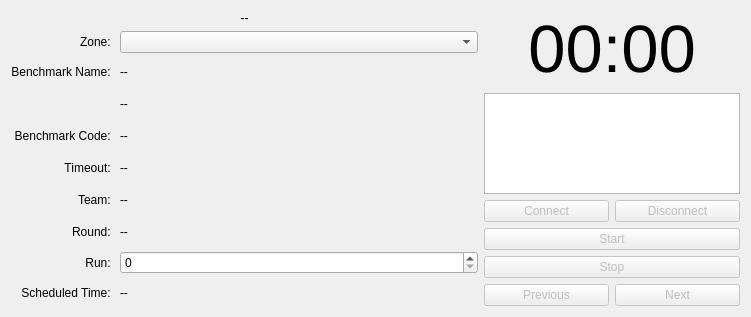
First picture: the form in rsbb_refbox/src/rqt_roah_rsbb/benchmark_control.ui, repository Enri2077/rsbb, before the edit.
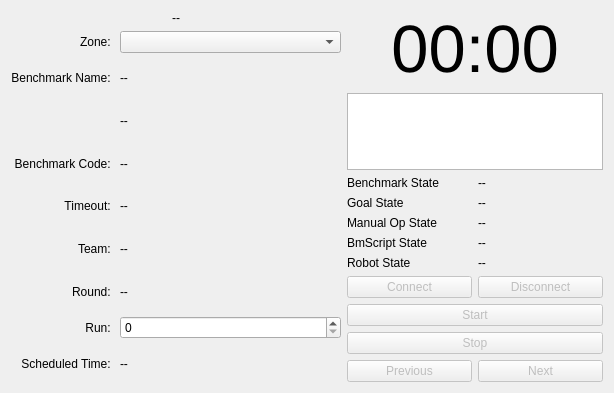
Second picture: the form after the edit.

Commit message: updated GUI: added states and current score panels; adjusted run selector

```diff
--- a/rsbb_refbox/src/rqt_roah_rsbb/benchmark_control.ui
+++ b/rsbb_refbox/src/rqt_roah_rsbb/benchmark_control.ui
@@ -6,8 +6,8 @@
    <rect>
     <x>0</x>
     <y>0</y>
-    <width>751</width>
-    <height>317</height>
+    <width>614</width>
+    <height>393</height>
    </rect>
   </property>
   <property name="windowTitle">
@@ -226,7 +226,7 @@
     </layout>
    </item>
    <item>
-    <layout class="QVBoxLayout" name="verticalLayout_2" stretch="0,1,0,0,0,0">
+    <layout class="QVBoxLayout" name="verticalLayout_2" stretch="0,1,0,0,0,0,0,0,0,0,0">
      <item>
       <widget class="QLabel" name="timer">
        <property name="font">
@@ -245,16 +245,112 @@
      <item>
       <widget class="QPlainTextEdit" name="state">
        <property name="sizePolicy">
-        <sizepolicy hsizetype="Preferred" vsizetype="Preferred">
+        <sizepolicy hsizetype="Preferred" vsizetype="Expanding">
          <horstretch>0</horstretch>
          <verstretch>0</verstretch>
         </sizepolicy>
        </property>
+       <property name="minimumSize">
+        <size>
+         <width>0</width>
+         <height>30</height>
+        </size>
+       </property>
        <property name="readOnly">
         <bool>true</bool>
        </property>
       </widget>
      </item>
+     <item>
+      <layout class="QHBoxLayout" name="horizontalLayout_4">
+       <item>
+        <widget class="QLabel" name="benchmark_state_label">
+         <property name="text">
+          <string>Benchmark State</string>
+         </property>
+        </widget>
+       </item>
+       <item>
+        <widget class="QLabel" name="benchmark_state">
+         <property name="text">
+          <string>--</string>
+         </property>
+        </widget>
+       </item>
+      </layout>
+     </item>
+     <item>
+      <layout class="QHBoxLayout" name="horizontalLayout_5">
+       <item>
+        <widget class="QLabel" name="goal_state_label">
+         <property name="text">
+          <string>Goal State</string>
+         </property>
+        </widget>
+       </item>
+       <item>
+        <widget class="QLabel" name="goal_state">
+         <property name="text">
+          <string>--</string>
+         </property>
+        </widget>
+       </item>
+      </layout>
+     </item>
+     <item>
+      <layout class="QHBoxLayout" name="horizontalLayout_7">
+       <item>
+        <widget class="QLabel" name="manual_operation_state_label">
+         <property name="text">
+          <string>Manual Op State</string>
+         </property>
+        </widget>
+       </item>
+       <item>
+        <widget class="QLabel" name="manual_operation_state">
+         <property name="text">
+          <string>--</string>
+         </property>
+        </widget>
+       </item>
+      </layout>
+     </item>
+     <item>
+      <layout class="QHBoxLayout" name="horizontalLayout_6">
+       <item>
+        <widget class="QLabel" name="bmscript_state_label">
+         <property name="text">
+          <string>BmScript State</string>
+         </property>
+        </widget>
+       </item>
+       <item>
+        <widget class="QLabel" name="bmscript_state">
+         <property name="text">
+          <string>--</string>
+         </property>
+        </widget>
+       </item>
+      </layout>
+     </item>
+     <item>
+      <layout class="QHBoxLayout" name="horizontalLayout_8">
+       <item>
+        <widget class="QLabel" name="robot_state_label">
+         <property name="text">
+          <string>Robot State</string>
+         </property>
+        </widget>
+       </item>
+       <item>
+        <widget class="QLabel" name="robot_state">
+         <property name="text">
+          <string>--</string>
+         </property>
+        </widget>
+       </item>
+      </layout>
+     </item>
      <item>
       <layout class="QHBoxLayout" name="horizontalLayout_3">
        <item>
```
The commit also changes 10 other files.
